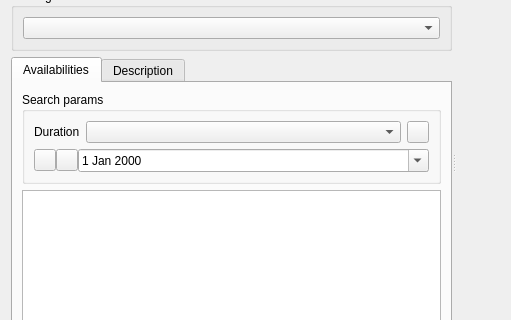
Old version of the form plugins/agendaplugin/usercalendarviewer.ui in the repository FreeHealth/freehealth; both pictures show x 0 to 511 and y 84 to 404 of the 626 by 492 pixel window.
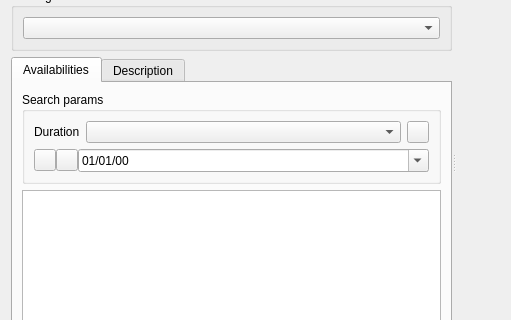
New version of the form. Custom widgets are drawn as their Qt base class.

Commit message: standardization of date format in all QDateEdit

What changed in the file:
```diff
--- a/plugins/agendaplugin/usercalendarviewer.ui
+++ b/plugins/agendaplugin/usercalendarviewer.ui
@@ -148,6 +148,9 @@
                     <verstretch>0</verstretch>
                    </sizepolicy>
                   </property>
+                  <property name="displayFormat">
+                   <string notr="true">dd/MM/yy</string>
+                  </property>
                   <property name="calendarPopup">
                    <bool>true</bool>
                   </property>
```
The commit also changes 32 other files.
